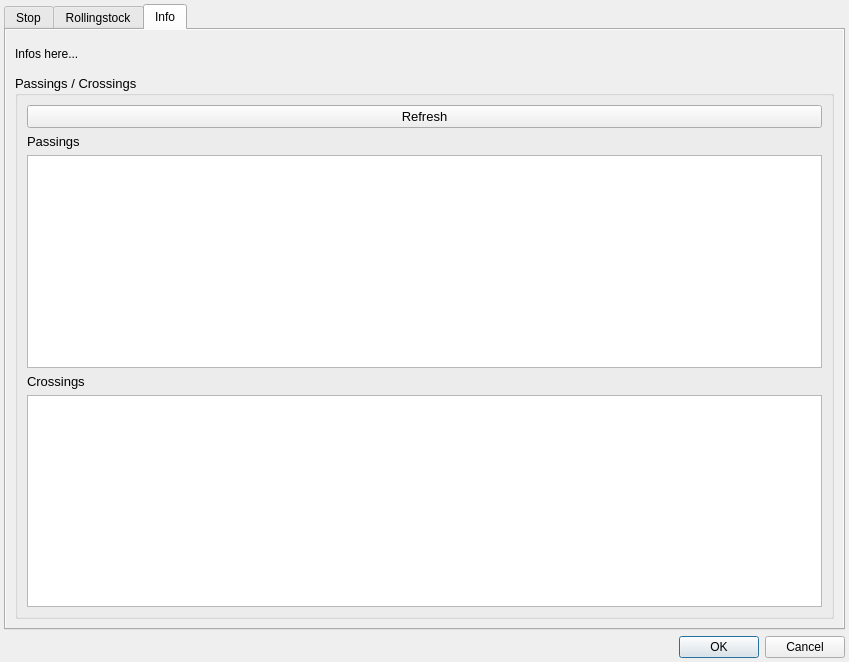
Above: src/jobs/jobeditor/editstopdialog.ui from gfgit/ModelRailroadTimetablePlanner before the change. Below: the same form after it.
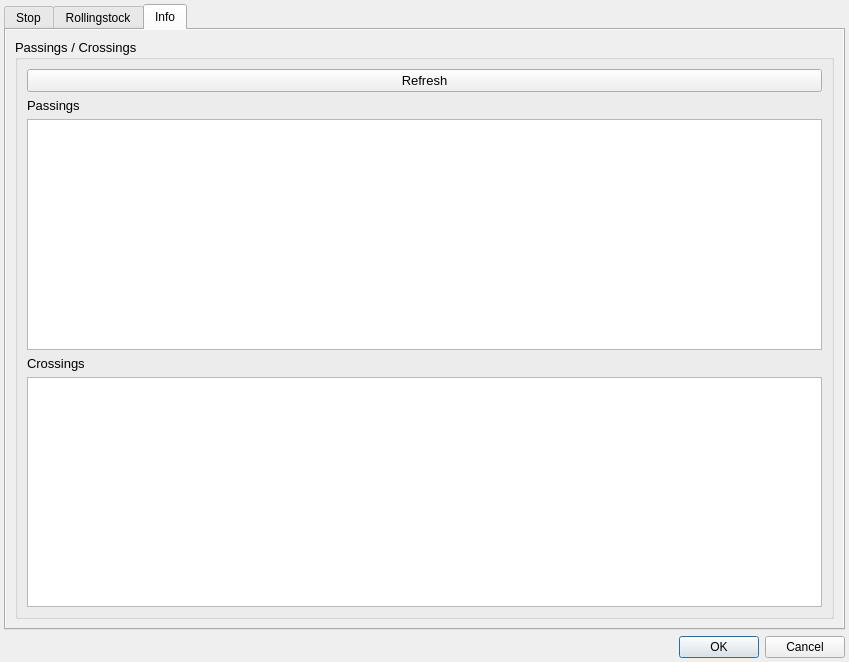
That is the form after the change. The open tabs and pages were chosen to show the change.

Commit message: EditStopDialog: removed infoLabel and other old fields

```diff
--- a/src/jobs/jobeditor/editstopdialog.ui
+++ b/src/jobs/jobeditor/editstopdialog.ui
@@ -409,25 +409,6 @@
            </rect>
           </property>
           <layout class="QVBoxLayout" name="infoScrollLay">
-           <item>
-            <widget class="QLabel" name="infoLabel">
-             <property name="sizePolicy">
-              <sizepolicy hsizetype="Preferred" vsizetype="Maximum">
-               <horstretch>0</horstretch>
-               <verstretch>0</verstretch>
-              </sizepolicy>
-             </property>
-             <property name="minimumSize">
-              <size>
-               <width>0</width>
-               <height>30</height>
-              </size>
-             </property>
-             <property name="text">
-              <string>Infos here...</string>
-             </property>
-            </widget>
-           </item>
            <item>
             <widget class="QGroupBox" name="passingsBox">
              <property name="font">
```
Left out of the diff: 2 changed lines with no effect on the pictures. The commit also changes 2 other files.
